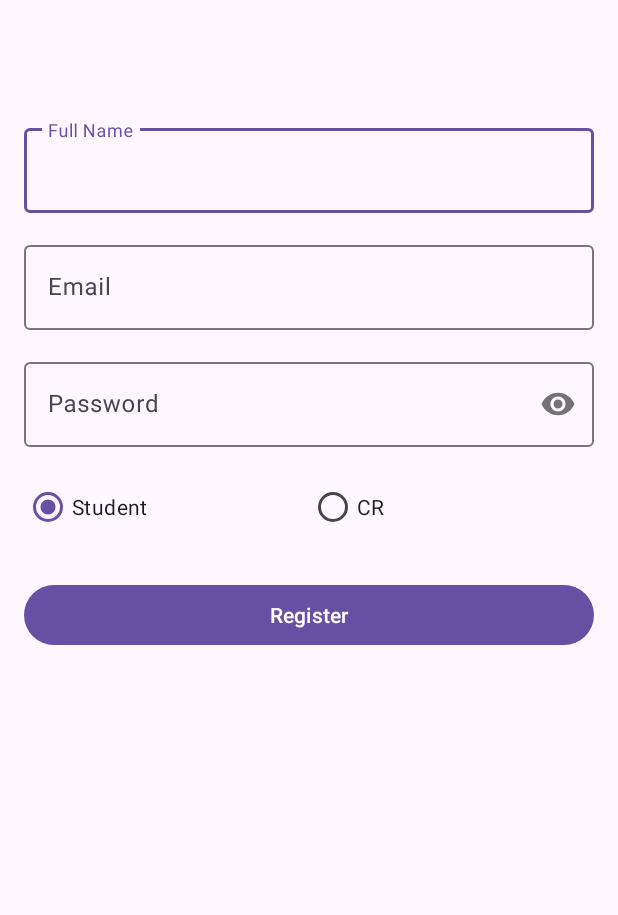
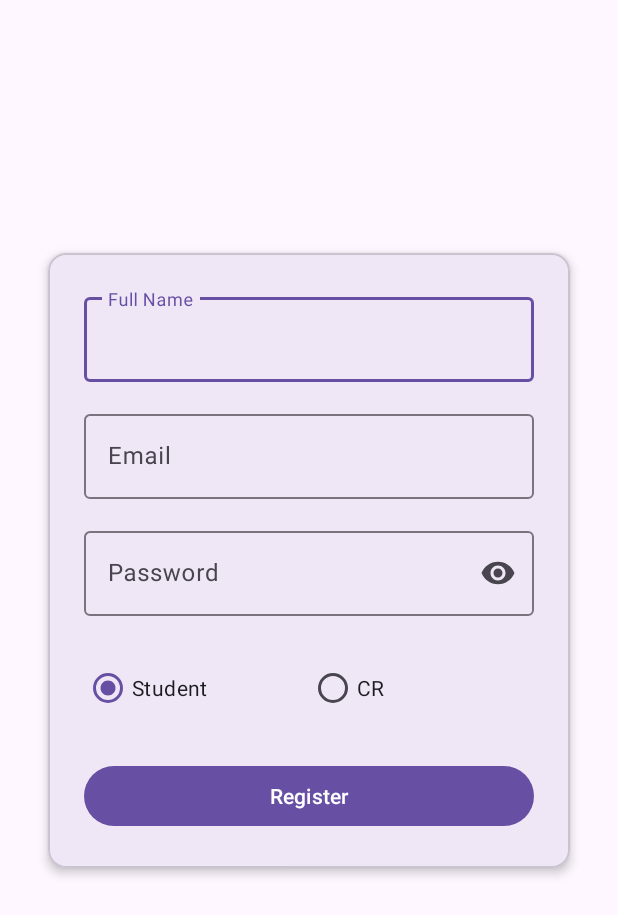
Before and after one commit to saiful16164/Routine-App, an Android app: the screen it shows after launch (RegisterActivity), after a tap on an icon or button, on a phone screen of 412 x 824 dp. Shown: the top 915 px of the screen. Run offline under Robolectric (Android 15) with nearby library versions, the phone set to English and light mode, and no system bars; our stand-ins replace CircleImageView, Firebase (no records; nobody signed in at launch, a user with empty details on screens opened directly).

Commit message:
fixed erros

```diff
--- a/app/src/main/java/com/example/routine/auth/LoginActivity.kt
+++ b/app/src/main/java/com/example/routine/auth/LoginActivity.kt
@@ -43,7 +43,7 @@ class LoginActivity : AppCompatActivity() {
             loginUser(email, password)
         }
 
-        binding.registerText.setOnClickListener {
+        binding.registerLink.setOnClickListener {
             startActivity(Intent(this, RegisterActivity::class.java))
         }
     }
--- a/app/src/main/java/com/example/routine/auth/RegisterActivity.kt
+++ b/app/src/main/java/com/example/routine/auth/RegisterActivity.kt
@@ -32,7 +32,7 @@ class RegisterActivity : AppCompatActivity() {
             val name = binding.nameEditText.text.toString()
             val email = binding.emailEditText.text.toString()
             val password = binding.passwordEditText.text.toString()
-            val role = if (binding.crRadioButton.isChecked) User.ROLE_CR else User.ROLE_STUDENT
+            val role = if (binding.studentRadio.isChecked) User.ROLE_STUDENT else User.ROLE_CR
 
             if (validateInput(name, email, password)) {
                 registerUser(name, email, password, role)
--- a/app/src/main/java/com/example/routine/models/ClassSchedule.kt
+++ b/app/src/main/java/com/example/routine/models/ClassSchedule.kt
@@ -7,6 +7,5 @@ data class ClassSchedule(
     val room: String = "",
     val date: Long = 0,
     val startTime: Long = 0,
-    val endTime: Long = 0,
-    val isNoClass: Boolean = false
+    val endTime: Long = 0
 )
--- a/app/src/main/res/layout/activity_register.xml
+++ b/app/src/main/res/layout/activity_register.xml
@@ -5,62 +5,77 @@
     android:layout_height="match_parent"
     android:padding="16dp">
 
+    <com.google.android.material.card.MaterialCardView
+        android:layout_width="match_parent"
+        android:layout_height="wrap_content"
+        android:layout_marginHorizontal="16dp"
+        app:cardCornerRadius="12dp"
+        app:cardElevation="4dp"
+        app:layout_constraintBottom_toBottomOf="parent"
+        app:layout_constraintTop_toTopOf="parent"
+        app:layout_constraintVertical_bias="0.4">
+
+        <LinearLayout
+            android:layout_width="match_parent"
+            android:layout_height="wrap_content"
+            android:orientation="vertical"
+            android:padding="24dp">
+
             <com.google.android.material.textfield.TextInputLayout
                 android:id="@+id/nameLayout"
                 android:layout_width="match_parent"
                 android:layout_height="wrap_content"
-        android:layout_marginTop="64dp"
-        android:hint="@string/full_name"
-        app:layout_constraintTop_toTopOf="parent">
+                android:layout_marginBottom="16dp"
+                android:hint="@string/full_name">
 
                 <com.google.android.material.textfield.TextInputEditText
                     android:id="@+id/nameEditText"
                     android:layout_width="match_parent"
                     android:layout_height="wrap_content"
                     android:inputType="textPersonName" />
+
             </com.google.android.material.textfield.TextInputLayout>
 
             <com.google.android.material.textfield.TextInputLayout
                 android:id="@+id/emailLayout"
                 android:layout_width="match_parent"
                 android:layout_height="wrap_content"
-        android:layout_marginTop="16dp"
-        android:hint="@string/email"
-        app:layout_constraintTop_toBottomOf="@id/nameLayout">
+                android:layout_marginBottom="16dp"
+                android:hint="@string/email">
 
                 <com.google.android.material.textfield.TextInputEditText
                     android:id="@+id/emailEditText"
                     android:layout_width="match_parent"
                     android:layout_height="wrap_content"
                     android:inputType="textEmailAddress" />
+
             </com.google.android.material.textfield.TextInputLayout>
 
             <com.google.android.material.textfield.TextInputLayout
                 android:id="@+id/passwordLayout"
                 android:layout_width="match_parent"
                 android:layout_height="wrap_content"
-        android:layout_marginTop="16dp"
+                android:layout_marginBottom="24dp"
                 android:hint="@string/password"
-        app:layout_constraintTop_toBottomOf="@id/emailLayout"
-        app:passwordToggleEnabled="true">
+                app:endIconMode="password_toggle">
 
                 <com.google.android.material.textfield.TextInputEditText
                     android:id="@+id/passwordEditText"
                     android:layout_width="match_parent"
                     android:layout_height="wrap_content"
                     android:inputType="textPassword" />
+
             </com.google.android.material.textfield.TextInputLayout>
 
             <RadioGroup
                 android:id="@+id/roleRadioGroup"
                 android:layout_width="match_parent"
                 android:layout_height="wrap_content"
-        android:layout_marginTop="16dp"
-        android:orientation="horizontal"
-        app:layout_constraintTop_toBottomOf="@id/passwordLayout">
+                android:layout_marginBottom="24dp"
+                android:orientation="horizontal">
 
                 <RadioButton
-            android:id="@+id/studentRadioButton"
+                    android:id="@+id/studentRadio"
                     android:layout_width="0dp"
                     android:layout_height="wrap_content"
                     android:layout_weight="1"
@@ -68,19 +83,22 @@
                     android:text="@string/student" />
 
                 <RadioButton
-            android:id="@+id/crRadioButton"
+                    android:id="@+id/crRadio"
                     android:layout_width="0dp"
                     android:layout_height="wrap_content"
                     android:layout_weight="1"
                     android:text="@string/cr" />
+
             </RadioGroup>
 
             <Button
                 android:id="@+id/registerButton"
                 android:layout_width="match_parent"
                 android:layout_height="wrap_content"
-        android:layout_marginTop="24dp"
-        android:text="@string/register"
-        app:layout_constraintTop_toBottomOf="@id/roleRadioGroup" />
+                android:text="@string/register" />
+
+        </LinearLayout>
+
+    </com.google.android.material.card.MaterialCardView>
 
 </androidx.constraintlayout.widget.ConstraintLayout>
--- a/app/src/main/res/values/strings.xml
+++ b/app/src/main/res/values/strings.xml
@@ -60,4 +60,6 @@
     <string name="profile_updated">Profile updated successfully</string>
     <string name="update_failed">Failed to update profile: %1$s</string>
     <string name="select_image">Select Image</string>
+    <string name="edit_phone_number">Edit phone number</string>
+    <string name="fill_all_fields">All fields are required</string>
 </resources>
```
Also changed, not shown: app/src/main/java/com/example/routine/MainActivity.kt (+11 -0 lines), app/src/main/java/com/example/routine/ui/notifications/NotificationsFragment.kt (+5 -15 lines), app/src/main/java/com/example/routine/ui/profile/ProfileFragment.kt (+56 -72 lines), app/src/main/java/com/example/routine/ui/schedule/EditClassDialog.kt (+13 -54 lines), app/src/main/res/layout/activity_login.xml (+30 -15 lines), app/src/main/res/layout/dialog_edit_class.xml (+11 -18 lines), app/src/main/res/layout/fragment_profile.xml (+14 -26 lines). Lines whose indentation alone changed are shown as unchanged.
